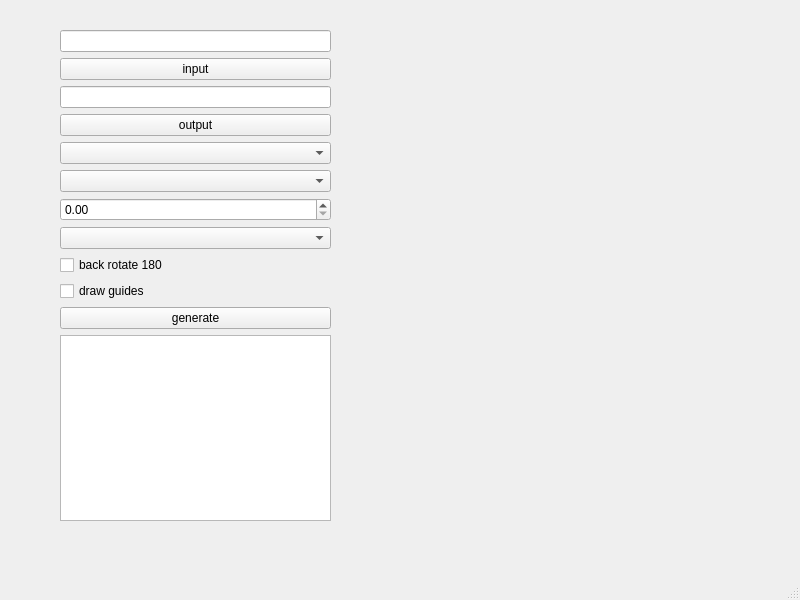
This is src/pdf_booklet_app/ui/main_window.ui in JulesSu111/pdf-cutstack-booklet as Qt 5 draws it before an edit. The edited form follows.
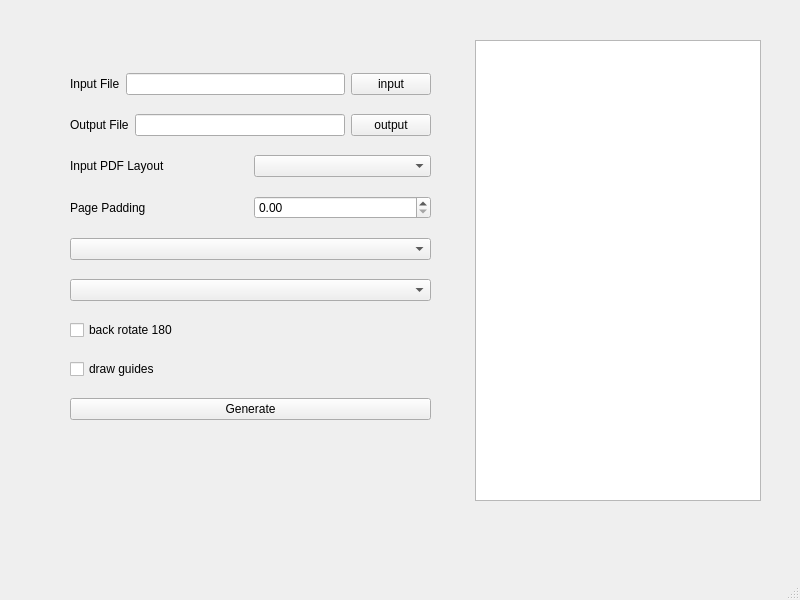
This is the edited form.

Commit message: Update GUI window and gitignore

```diff
--- a/src/pdf_booklet_app/ui/main_window.ui
+++ b/src/pdf_booklet_app/ui/main_window.ui
@@ -14,25 +14,37 @@
    <string>MainWindow</string>
   </property>
   <widget class="QWidget" name="centralwidget">
-   <widget class="QWidget" name="widget" native="true">
+   <widget class="QWidget" name="horizontalLayoutWidget_3">
     <property name="geometry">
      <rect>
-      <x>10</x>
-      <y>10</y>
-      <width>681</width>
-      <height>511</height>
+      <x>40</x>
+      <y>40</y>
+      <width>721</width>
+      <height>461</height>
      </rect>
     </property>
+    <layout class="QHBoxLayout" name="horizontalLayout_3" stretch="3,2">
+     <item>
+      <widget class="QWidget" name="leftPanel" native="true">
     <widget class="QWidget" name="verticalLayoutWidget">
      <property name="geometry">
       <rect>
-       <x>50</x>
+          <x>30</x>
        <y>20</y>
-       <width>271</width>
-       <height>491</height>
-      </rect>
-     </property>
-     <layout class="QVBoxLayout" name="verticalLayout">
+          <width>361</width>
+          <height>378</height>
+         </rect>
+        </property>
+        <layout class="QVBoxLayout" name="verticalLayoutLeft">
+         <item>
+          <layout class="QHBoxLayout" name="horizontalLayout">
+           <item>
+            <widget class="QLabel" name="label">
+             <property name="text">
+              <string>Input File</string>
+             </property>
+            </widget>
+           </item>
       <item>
        <widget class="QLineEdit" name="lineEditInput"/>
       </item>
@@ -43,6 +55,17 @@
         </property>
        </widget>
       </item>
+          </layout>
+         </item>
+         <item>
+          <layout class="QHBoxLayout" name="horizontalLayout_2">
+           <item>
+            <widget class="QLabel" name="label_2">
+             <property name="text">
+              <string>Output File</string>
+             </property>
+            </widget>
+           </item>
       <item>
        <widget class="QLineEdit" name="lineEditOutput"/>
       </item>
@@ -53,15 +76,39 @@
         </property>
        </widget>
       </item>
+          </layout>
+         </item>
+         <item>
+          <layout class="QHBoxLayout" name="horizontalLayout_5">
+           <item>
+            <widget class="QLabel" name="label_4">
+             <property name="text">
+              <string>Input PDF Layout</string>
+             </property>
+            </widget>
+           </item>
       <item>
        <widget class="QComboBox" name="comboPreset"/>
       </item>
+          </layout>
+         </item>
       <item>
-       <widget class="QComboBox" name="comboOrderMode"/>
+          <layout class="QHBoxLayout" name="horizontalLayout_4">
+           <item>
+            <widget class="QLabel" name="label_3">
+             <property name="text">
+              <string>Page Padding</string>
+             </property>
+            </widget>
       </item>
       <item>
        <widget class="QDoubleSpinBox" name="spinMargin"/>
       </item>
+          </layout>
+         </item>
+         <item>
+          <widget class="QComboBox" name="comboOrderMode"/>
+         </item>
       <item>
        <widget class="QComboBox" name="comboRotate"/>
       </item>
@@ -82,8 +129,12 @@
       <item>
        <widget class="QPushButton" name="buttonGenerate">
         <property name="text">
-         <string>generate</string>
-        </property>
+            <string>Generate</string>
+           </property>
+          </widget>
+         </item>
+        </layout>
+       </widget>
        </widget>
       </item>
       <item>
@@ -92,14 +143,13 @@
      </layout>
     </widget>
    </widget>
-  </widget>
   <widget class="QMenuBar" name="menubar">
    <property name="geometry">
     <rect>
      <x>0</x>
      <y>0</y>
      <width>800</width>
-     <height>33</height>
+     <height>25</height>
     </rect>
    </property>
   </widget>
```
Lines whose indentation alone changed are shown as unchanged. The commit also changes 2 other files.
